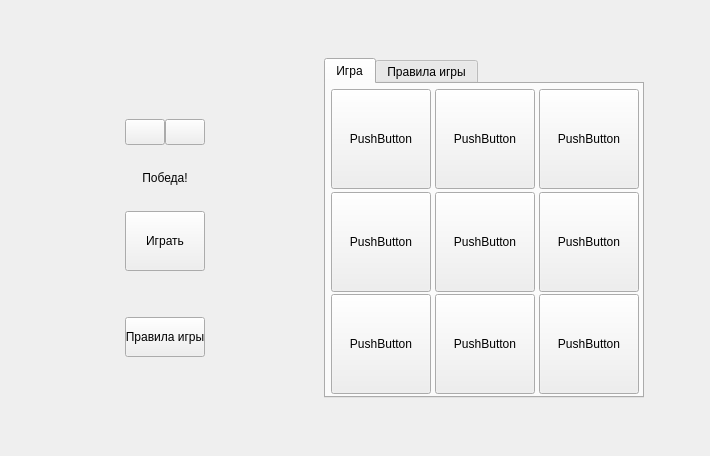
The window that Project/widget.ui (HmmAnchy/A-C-project) describes before a commit, drawn with Qt 5.
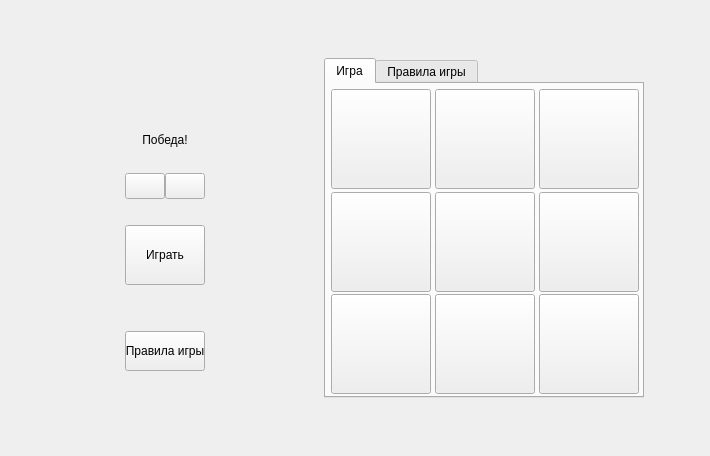
The same window after the commit. Icons and pictures are not drawn.

```diff
--- a/Project/widget.ui
+++ b/Project/widget.ui
@@ -40,7 +40,7 @@
      </property>
      <property name="sizeHint" stdset="0">
       <size>
-       <width>20</width>
+       <width>40</width>
        <height>20</height>
       </size>
      </property>
@@ -63,6 +63,11 @@
      </item>
      <item>
       <widget class="QLabel" name="label_2">
+       <property name="styleSheet">
+        <string notr="true">QLabel#label_2{
+background:none;
+}</string>
+       </property>
        <property name="text">
         <string/>
        </property>
@@ -74,6 +79,60 @@
        </property>
       </widget>
      </item>
+     <item>
+      <spacer name="verticalSpacer_2">
+       <property name="orientation">
+        <enum>Qt::Vertical</enum>
+       </property>
+       <property name="sizeType">
+        <enum>QSizePolicy::Fixed</enum>
+       </property>
+       <property name="sizeHint" stdset="0">
+        <size>
+         <width>0</width>
+         <height>20</height>
+        </size>
+       </property>
+      </spacer>
+     </item>
+     <item>
+      <widget class="QLabel" name="messageLabel">
+       <property name="sizePolicy">
+        <sizepolicy hsizetype="Preferred" vsizetype="Fixed">
+         <horstretch>0</horstretch>
+         <verstretch>0</verstretch>
+        </sizepolicy>
+       </property>
+       <property name="minimumSize">
+        <size>
+         <width>0</width>
+         <height>30</height>
+        </size>
+       </property>
+       <property name="text">
+        <string>Победа!</string>
+       </property>
+       <property name="alignment">
+        <set>Qt::AlignCenter</set>
+       </property>
+      </widget>
+     </item>
+     <item>
+      <spacer name="verticalSpacer">
+       <property name="orientation">
+        <enum>Qt::Vertical</enum>
+       </property>
+       <property name="sizeType">
+        <enum>QSizePolicy::Fixed</enum>
+       </property>
+       <property name="sizeHint" stdset="0">
+        <size>
+         <width>0</width>
+         <height>12</height>
+        </size>
+       </property>
+      </spacer>
+     </item>
      <item>
       <layout class="QHBoxLayout" name="horizontalLayout_3">
        <property name="spacing">
@@ -107,32 +166,6 @@
        </item>
       </layout>
      </item>
-     <item>
-      <spacer name="verticalSpacer_9">
-       <property name="orientation">
-        <enum>Qt::Vertical</enum>
-       </property>
-       <property name="sizeType">
-        <enum>QSizePolicy::Fixed</enum>
-       </property>
-       <property name="sizeHint" stdset="0">
-        <size>
-         <width>20</width>
-         <height>20</height>
-        </size>
-       </property>
-      </spacer>
-     </item>
-     <item>
-      <widget class="QLabel" name="label_3">
-       <property name="text">
-        <string>Победа!</string>
-       </property>
-       <property name="alignment">
-        <set>Qt::AlignCenter</set>
-       </property>
-      </widget>
-     </item>
      <item>
       <spacer name="verticalSpacer_10">
        <property name="orientation">
@@ -234,7 +267,7 @@
      </property>
      <property name="sizeHint" stdset="0">
       <size>
-       <width>20</width>
+       <width>40</width>
        <height>20</height>
       </size>
      </property>
@@ -301,7 +334,7 @@
           </size>
          </property>
          <property name="text">
-          <string>PushButton</string>
+          <string/>
          </property>
         </widget>
        </item>
@@ -320,7 +353,7 @@
           </size>
          </property>
          <property name="text">
-          <string>PushButton</string>
+          <string/>
          </property>
         </widget>
        </item>
@@ -339,7 +372,7 @@
           </size>
          </property>
          <property name="text">
-          <string>PushButton</string>
+          <string/>
          </property>
         </widget>
        </item>
@@ -358,7 +391,7 @@
           </size>
          </property>
          <property name="text">
-          <string>PushButton</string>
+          <string/>
          </property>
         </widget>
        </item>
@@ -377,7 +410,7 @@
           </size>
          </property>
          <property name="text">
-          <string>PushButton</string>
+          <string/>
          </property>
         </widget>
        </item>
@@ -396,7 +429,7 @@
           </size>
          </property>
          <property name="text">
-          <string>PushButton</string>
+          <string/>
          </property>
         </widget>
        </item>
@@ -415,7 +448,7 @@
           </size>
          </property>
          <property name="text">
-          <string>PushButton</string>
+          <string/>
          </property>
         </widget>
        </item>
@@ -437,7 +470,7 @@
           <string notr="true"/>
          </property>
          <property name="text">
-          <string>PushButton</string>
+          <string/>
          </property>
         </widget>
        </item>
@@ -456,7 +489,7 @@
           </size>
          </property>
          <property name="text">
-          <string>PushButton</string>
+          <string/>
          </property>
         </widget>
        </item>
```
Left out of the diff: 20 changed lines with no effect on the pictures.
